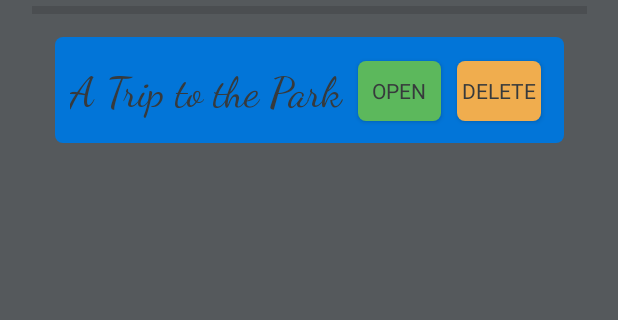
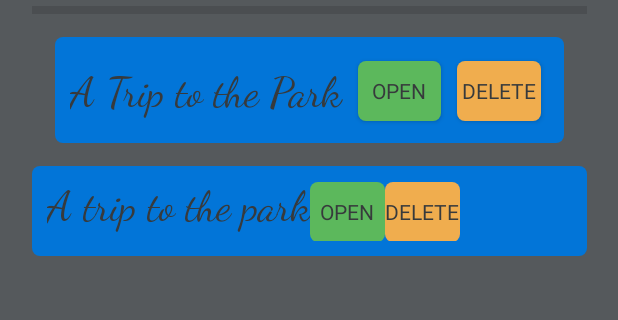
Before and after one commit to http-samc/madlibz, an Android app: the HistoryActivity screen opened directly, with no data from a screen before it, on a phone screen of 412 x 824 dp, the part 156-476 px from its top. Run offline under Robolectric (Android 15) with nearby library versions, the phone set to English and light mode, and no system bars; network calls fail.

```diff
--- a/app/src/main/java/dev/smrth/madlibz/HistoryActivity.java
+++ b/app/src/main/java/dev/smrth/madlibz/HistoryActivity.java
@@ -6,14 +6,21 @@ import android.content.Context;
 import android.content.SharedPreferences;
 import android.os.Bundle;
 import android.util.Log;
+import android.view.View;
+import android.view.ViewGroup;
+import android.widget.Button;
+import android.widget.LinearLayout;
+import android.widget.TextView;
 
 import org.json.JSONArray;
 import org.json.JSONException;
+import org.json.JSONObject;
 
 public class HistoryActivity extends AppCompatActivity {
 
-    // Constants
+    // Instance vars
     private JSONArray history;
+    private LinearLayout historyContainerLL;
 
     // Shared Preferences Constants
     private SharedPreferences sharedPreferences;
@@ -28,6 +35,7 @@ public class HistoryActivity extends AppCompatActivity {
                 MainActivity.PREFERENCE_FILE_KEY,
                 Context.MODE_PRIVATE
         );
+        this.historyContainerLL = findViewById(R.id.history_container);
 
         try {
             this.renderHistory();
@@ -43,7 +51,43 @@ public class HistoryActivity extends AppCompatActivity {
         );
 
         for (int i = 0; i < this.history.length(); i++) {
-            Log.w("CHITGOPEKAR", this.history.get(i).toString());
+            JSONObject madlib = (JSONObject) this.history.get(i);
+            LinearLayout madlibHistoryContainer = new LinearLayout(
+                    this,
+                    null,
+                    0,
+                    R.style.madlibHistoryContainer
+            );
+            TextView madlibHistoryTitle = new TextView(
+                    this,
+                    null,
+                    0,
+                    R.style.madlibHistoryTitle
+            );
+            madlibHistoryTitle.setText("A trip to the park"
+                    //madlib.getString("title")
+            );
+            Button openBtn = new Button(
+                    this,
+                    null,
+                    0,
+                    R.style.madlibHistoryOpenBtn
+            );
+            Button delBtn = new Button(
+                    this,
+                    null,
+                    0,
+                    R.style.madlibHistoryDelBtn
+            );
+
+            madlibHistoryContainer.addView(madlibHistoryTitle);
+            madlibHistoryContainer.addView(openBtn);
+            madlibHistoryContainer.addView(delBtn);
+
+            this.historyContainerLL.addView(
+                    madlibHistoryContainer
+            );
+            //Log.w("CHITGOPEKAR", this.history.get(i).toString());
         }
 
     }
--- a/app/src/main/res/layout/activity_history.xml
+++ b/app/src/main/res/layout/activity_history.xml
@@ -18,6 +18,7 @@
         app:layout_constraintTop_toTopOf="parent">
 
         <LinearLayout
+            android:id="@+id/history_container"
             android:layout_width="match_parent"
             android:layout_height="match_parent"
             android:orientation="vertical">
@@ -53,11 +54,12 @@
                     android:text="A Trip to the Park" />
 
                 <Button
-                    style="@style/madlibHistoryOpenBtn" />
+                    style="@style/madlibHistoryOpenBtn"
+                     />
 
-                <Button
-                    style="@style/madlibHistoryDelBtn" />
+                <Button style="@style/madlibHistoryDelBtn" />
             </LinearLayout>
+
 
         </LinearLayout>
     </ScrollView>
--- a/app/src/main/res/values/styles.xml
+++ b/app/src/main/res/values/styles.xml
@@ -37,11 +37,13 @@
         <item name="android:width">50dip</item>
         <item name="android:textColor">@color/bootstrap_brand_secondary_text</item>
         <item name="android:background">@drawable/action_btn</item>
+        <item name="android:gravity">center_horizontal|center_vertical</item>
     </style>
     <!-- open btn -->
     <style name="madlibHistoryOpenBtn" parent="actionBtn">
         <item name="android:background">@drawable/open_btn</item>
         <item name="android:text">@string/open_btn</item>
+        <item name="android:onClick">cli</item>
     </style>
     <!-- del btn -->
     <style name="madlibHistoryDelBtn" parent="actionBtn">
```
Also changed, not shown: app/src/main/res/values/strings.xml (line endings or trailing spaces).
